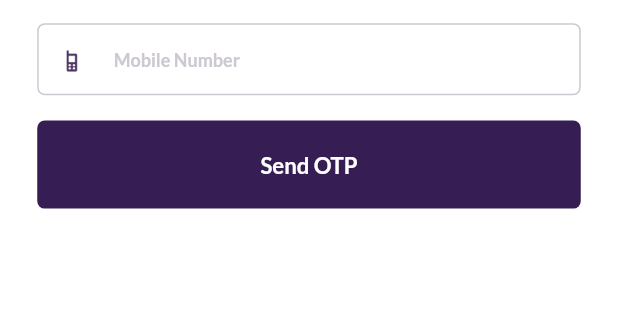
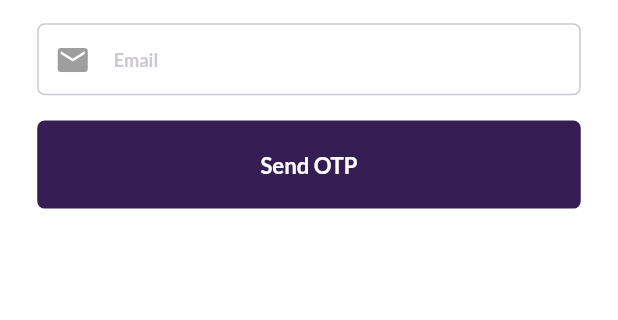
Before and after one commit to Primates-Team/Boardroom-Directors, a Flutter app: the screen it shows after launch, after a tap on "Forgot Password?", on a phone screen of 412 x 824 dp, the part 426-746 px from its top. Run offline on Flutter 3.47's test engine with Material 2 defaults, Android fonts, the phone set to English and light mode, and no system bars; our stand-ins replace date_picker_timeline, firebase_core, firebase_storage, flutter_screenutil, get, google_fonts and 3 more; missing offline and left inert: qr_code_scanner; accounts and stored records are empty; network calls fail.

```diff
--- a/lib/core/app_urls.dart
+++ b/lib/core/app_urls.dart
@@ -27,4 +27,7 @@ class AppUrl {
 
   static const String viewByDateTime = '$baseUrl/roombooking/viewbydatetime';
   static const String availabalityNew = '$baseUrl/roombooking/availabilitynew';
+
+  static const String sendOtp = '$baseUrl/users/sendotp';
+  static const String verifyOtp = '$baseUrl/users/verifyotp';
 }
--- /dev/null
+++ b/lib/features/booking/data/models/forgot_password_response.dart
@@ -0,0 +1,33 @@
+class ForgotPasswordResponse {
+  int? id;
+  String? email;
+  int? otpvalue;
+  String? updatedAt;
+  String? createdAt;
+
+  ForgotPasswordResponse({
+    this.id,
+    this.email,
+    this.otpvalue,
+    this.updatedAt,
+    this.createdAt,
+  });
+
+  factory ForgotPasswordResponse.fromJson(Map<String, dynamic> json) {
+    return ForgotPasswordResponse(
+      id: json['id'] as int?,
+      email: json['email'] as String?,
+      otpvalue: json['otpvalue'] as int?,
+      updatedAt: json['updatedAt'] as String?,
+      createdAt: json['createdAt'] as String?,
+    );
+  }
+
+  Map<String, dynamic> toJson() => {
+        'id': id,
+        'email': email,
+        'otpvalue': otpvalue,
+        'updatedAt': updatedAt,
+        'createdAt': createdAt,
+      };
+}
--- a/lib/features/booking/widgets/confirm_button.dart
+++ b/lib/features/booking/widgets/confirm_button.dart
@@ -4,7 +4,7 @@ import 'package:flutter_screenutil/flutter_screenutil.dart';
 import '../../../core/app_colors.dart';
 import '../../../core/app_theme.dart';
 
-Container confirmButton([String text = 'Confirm']) {
+Container confirmButton({String text = 'Confirm'}) {
   return Container(
     height: 50.h,
     // width: 117.w,
--- a/lib/features/booking_history/presentation/widgets/start_end_dialog.dart
+++ b/lib/features/booking_history/presentation/widgets/start_end_dialog.dart
@@ -128,7 +128,7 @@ class _StartEndDialogState extends State<StartEndDialog> {
             onTap: () async {
               Navigator.pop(context);
             },
-            child: Center(child: confirmButton('Start')),
+            child: Center(child: confirmButton(text: 'Start')),
           ),
         ],
       ),
--- a/lib/features/login/presentation/pages/forgot_password_screen.dart
+++ b/lib/features/login/presentation/pages/forgot_password_screen.dart
@@ -1,9 +1,10 @@
 import 'package:flutter/material.dart';
 import 'package:flutter_screenutil/flutter_screenutil.dart';
+import 'package:get/get.dart';
+import 'package:get/get_state_manager/src/simple/get_state.dart';
 import 'package:hot_desking/core/app_colors.dart';
 import 'package:hot_desking/core/app_theme.dart';
-import 'package:hot_desking/features/login/presentation/widgets/otp_widget.dart';
-import 'package:page_transition/page_transition.dart';
+import 'package:hot_desking/features/login/presentation/pages/forgot_password_controller.dart';
 
 class ForgotPasswordScreen extends StatefulWidget {
   const ForgotPasswordScreen({Key? key}) : super(key: key);
@@ -15,12 +16,35 @@ class ForgotPasswordScreen extends StatefulWidget {
 class _ForgotPasswordScreenState extends State<ForgotPasswordScreen> {
   @override
   Widget build(BuildContext context) {
+    Get.put(ForgotPasswordController()).change(null, status: RxStatus.empty());
+
     Size size = MediaQuery.of(context).size;
+
+    return GetBuilder<ForgotPasswordController>(
+      builder: (logic) {
+        print(logic.status.isLoading);
         return Scaffold(
           resizeToAvoidBottomInset: false,
           backgroundColor: Colors.white,
           body: SafeArea(
-        child: Column(
+            child: Stack(
+              children: [
+                _buildScreenWidget(context, size, logic),
+                if (logic.status.isLoading)
+                  const Center(
+                    child: CircularProgressIndicator(),
+                  )
+              ],
+            ),
+          ),
+        );
+      },
+    );
+  }
+
+  Column _buildScreenWidget(
+      BuildContext context, Size size, ForgotPasswordController logic) {
+    return Column(
       mainAxisAlignment: MainAxisAlignment.start,
       children: [
         Row(
@@ -55,19 +79,31 @@ class _ForgotPasswordScreenState extends State<ForgotPasswordScreen> {
           child: Stack(
             children: [
               TextFormField(
-                    decoration: AppTheme.textFieldDecoration('Mobile Number'),
-                    style: TextStyle(
-                        color: AppColors.kLightPantone, fontSize: 12.sp),
+                decoration: AppTheme.textFieldDecoration('Email'),
+                controller: logic.controller,
+                style: TextStyle(color: Colors.black, fontSize: 12.sp),
               ),
               Padding(
                 padding: EdgeInsets.only(top: 12.0.h, left: 11.w),
-                    child: Image.asset(
-                      'assets/common/mobile.png',
-                      height: 25.h,
-                      width: 25.w,
-                      color: AppColors.kDarkPantone,
+                child: Icon(
+                  Icons.email,
+                  color: Colors.grey,
                 ),
               )
+              // TextFormField(
+              //   decoration: AppTheme.textFieldDecoration('Mobile Number'),
+              //   style: TextStyle(
+              //       color: AppColors.kLightPantone, fontSize: 12.sp),
+              // ),
+              // Padding(
+              //   padding: EdgeInsets.only(top: 12.0.h, left: 11.w),
+              //   child: Image.asset(
+              //     'assets/common/mobile.png',
+              //     height: 25.h,
+              //     width: 25.w,
+              //     color: AppColors.kDarkPantone,
+              //   ),
+              // )
             ],
           ),
         ),
@@ -76,12 +112,18 @@ class _ForgotPasswordScreenState extends State<ForgotPasswordScreen> {
           height: 15.h,
         ),
         InkWell(
-                onTap: () => Navigator.push(
-                    context,
-                    PageTransition(
-                        type: PageTransitionType.leftToRight,
-                        child: const OTPWidget(),
-                        duration: const Duration(milliseconds: 250))),
+            onTap: () {
+              logic.sendOtp();
+
+              // Navigator.push(
+              //     context,
+              //     PageTransition(
+              //         type: PageTransitionType.leftToRight,
+              //         child: const OTPWidget(
+              //           forgotPassword: true,
+              //         ),
+              //         duration: const Duration(milliseconds: 250)));
+            },
             child: Container(
               height: 57.h,
               width: 343.w,
@@ -99,8 +141,6 @@ class _ForgotPasswordScreenState extends State<ForgotPasswordScreen> {
               )),
             )),
       ],
-        ),
-      ),
     );
   }
 }
--- a/lib/features/login/presentation/pages/reset_password_screen.dart
+++ b/lib/features/login/presentation/pages/reset_password_screen.dart
@@ -26,9 +26,9 @@ class _ResetPasswordScreenState extends State<ResetPasswordScreen> {
           SizedBox(width: size.width),
           Image.asset(
             'assets/common/logo.png',
-            height: 85,
-            width: 60,
-            color: const Color(0xFF75F0BD),
+            height: 135,
+            width: 150,
+            // color: const Color(0xFF75F0BD),
           ),
           //text
           const SizedBox(
```
Also changed, not shown: lib/features/booking/presentation/pages/room_booking_controller.dart (+132 -9 lines), lib/features/booking/presentation/pages/room_booking_screen.dart (+72 -53 lines), lib/features/booking/widgets/booking_confirmed_dialog.dart (+75 -21 lines), lib/features/booking/widgets/time_slot_dialog.dart (+7 -4 lines), lib/features/login/data/datasource/auth_datasource.dart (+61 -0 lines), lib/features/login/presentation/pages/forgot_password_controller.dart (added, +67 -0 lines), lib/features/login/presentation/widgets/otp_widget.dart (+28 -16 lines), 2 other files. Lines whose indentation alone changed are shown as unchanged.
